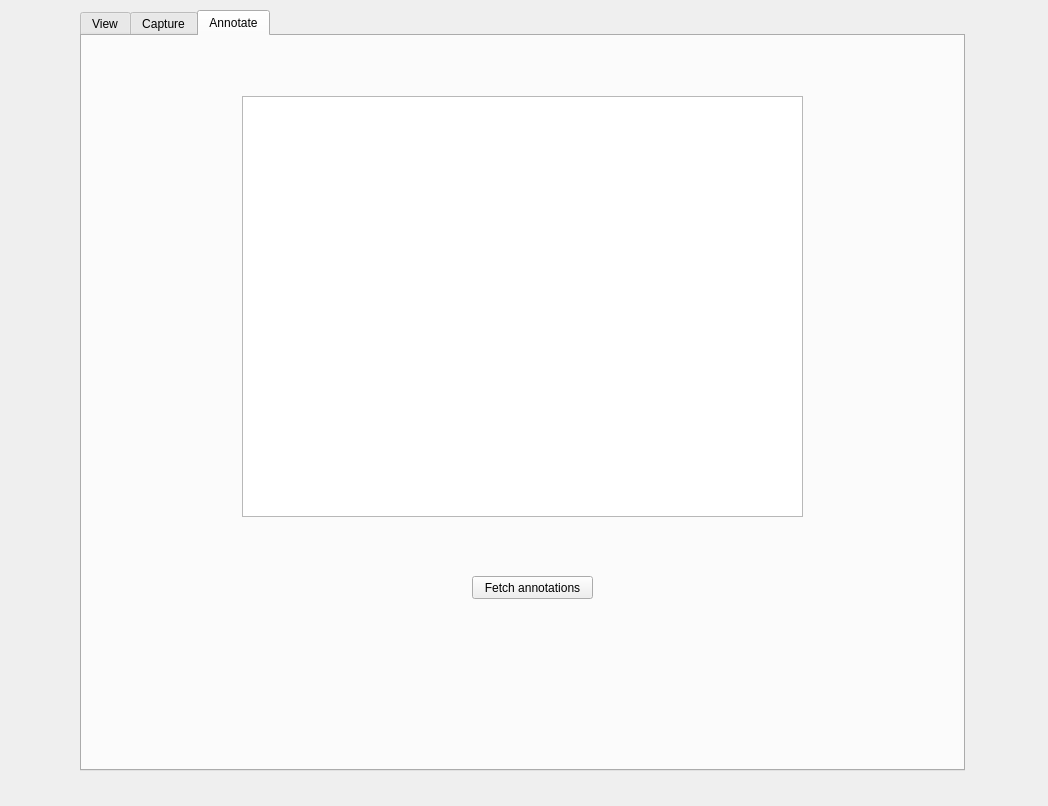
First picture: the form in desktopapp.ui, repository welvin21/landmark-annotator-desktop, before the edit.
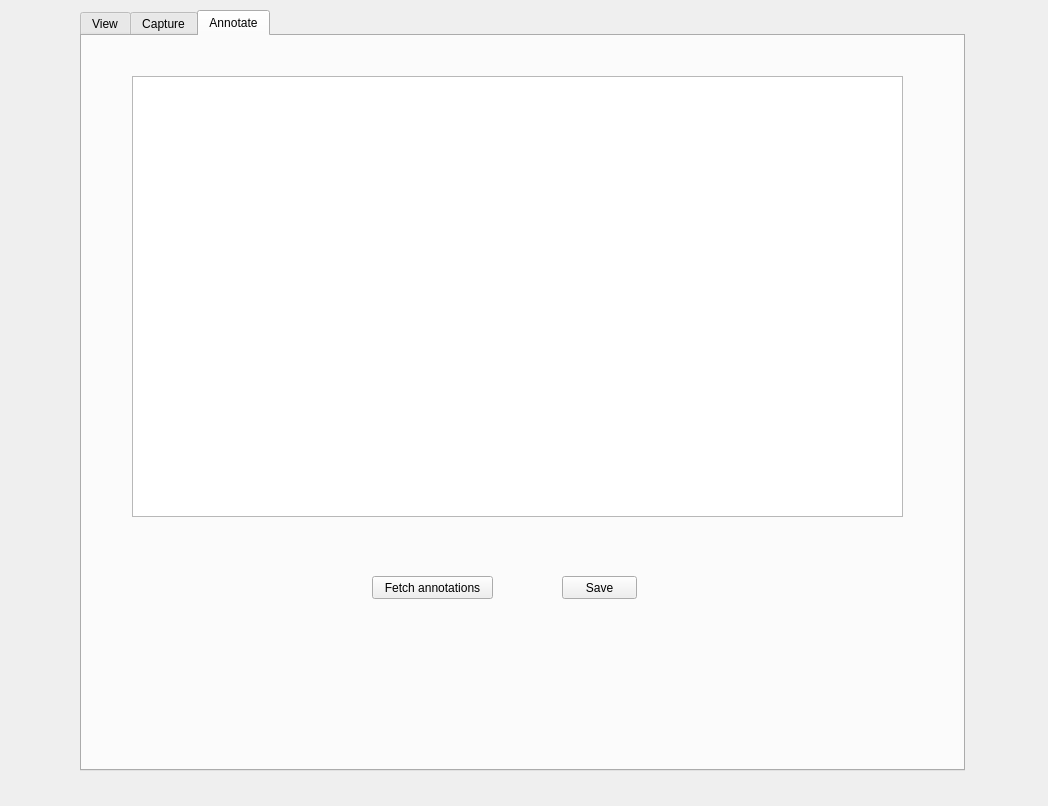
Second picture: the form after the edit.

The edit to the form file:
```diff
--- a/desktopapp.ui
+++ b/desktopapp.ui
@@ -166,17 +166,17 @@
     <widget class="QGraphicsView" name="graphicsViewAnnotation">
      <property name="geometry">
       <rect>
-       <x>160</x>
-       <y>60</y>
-       <width>561</width>
-       <height>421</height>
+       <x>50</x>
+       <y>40</y>
+       <width>771</width>
+       <height>441</height>
       </rect>
      </property>
     </widget>
     <widget class="QPushButton" name="annotateButtonAnnotateTab">
      <property name="geometry">
       <rect>
-       <x>390</x>
+       <x>290</x>
        <y>540</y>
        <width>121</width>
        <height>23</height>
@@ -202,6 +202,19 @@
       <set>Qt::AlignCenter</set>
      </property>
     </widget>
+    <widget class="QPushButton" name="saveButtonAnnotateTab">
+     <property name="geometry">
+      <rect>
+       <x>480</x>
+       <y>540</y>
+       <width>75</width>
+       <height>23</height>
+      </rect>
+     </property>
+     <property name="text">
+      <string>Save</string>
+     </property>
+    </widget>
    </widget>
   </widget>
  </widget>
```
Left out of the diff: 2 changed lines with no effect on the pictures.
